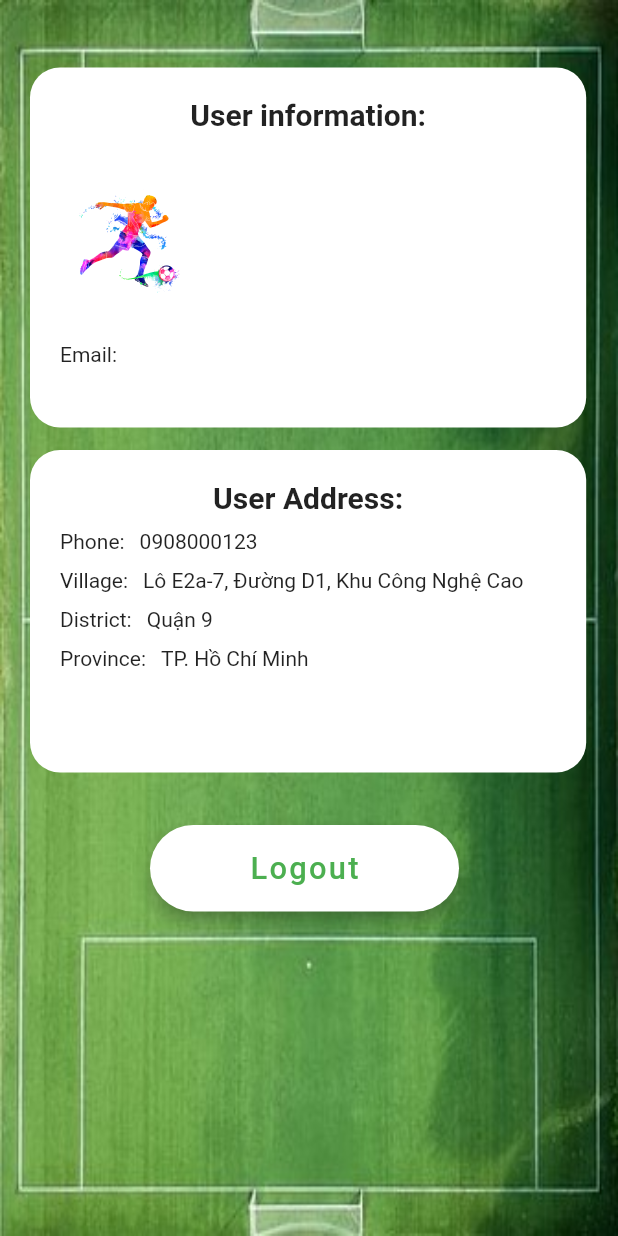
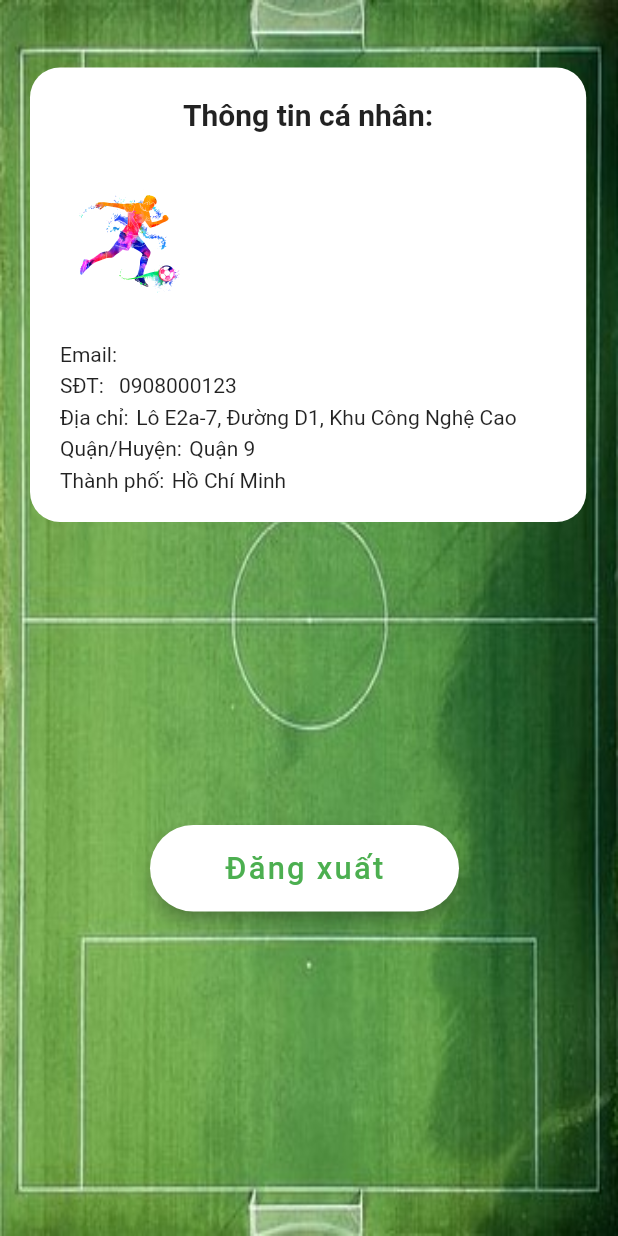
Before and after one commit to tult1803/HCI, a Flutter app: the ProfilePage widget shown alone on an empty page, opened directly, on a phone screen of 412 x 824 dp. Run offline on Flutter 3.47's test engine with Material 2 defaults, Android fonts, the phone set to English and light mode, and no system bars; our stand-ins replace curved_navigation_bar, email_validator, firebase_auth, firebase_core, flutter_datetime_picker, font_awesome_flutter and 4 more; accounts and stored records are empty.

Commit message:
Fix layout ProfilePage

```diff
--- a/football_manager/lib/view/profile.dart
+++ b/football_manager/lib/view/profile.dart
@@ -1,6 +1,7 @@
 import 'package:flutter/cupertino.dart';
 import 'package:flutter/material.dart';
 import 'package:football_manager/url/url.dart';
+import 'package:google_fonts/google_fonts.dart';
 import 'package:google_sign_in/google_sign_in.dart';
 import 'package:shared_preferences/shared_preferences.dart';
 
@@ -18,7 +19,7 @@ class _ProfilePageState extends State<ProfilePage> {
       top: 25,
       child: Container(
         margin: const EdgeInsets.all(20),
-        height: 240,
+        // height: 240,
         width: MediaQuery.of(context).size.width * 0.90,
         decoration: BoxDecoration(
           color: Colors.white,
@@ -29,7 +30,7 @@ class _ProfilePageState extends State<ProfilePage> {
           child: Column(
             crossAxisAlignment: CrossAxisAlignment.center,
             children: <Widget>[
-              Text("User information:",
+              Text("Thông tin cá nhân:",
                   style: TextStyle(fontWeight: FontWeight.bold, fontSize: 20)),
               SizedBox(
                 height: 20,
@@ -42,7 +43,7 @@ class _ProfilePageState extends State<ProfilePage> {
                     backgroundColor: Colors.white,
                     child: Image.asset('images/logo.png'),
                   ),
-                  Expanded(child: Center(child: Text("$displayName",overflow: TextOverflow.clip,))),
+                  Expanded(child: Center(child: Text("$displayName", style: GoogleFonts.happyMonkey(),overflow: TextOverflow.clip,))),
                   SizedBox(
                     width: 20,
                   ),
@@ -56,9 +57,62 @@ class _ProfilePageState extends State<ProfilePage> {
                 children: <Widget>[
                   Text("Email:"),
                   SizedBox(
-                    width: 20,
+                    width: 5,
                   ),
                   Expanded(child: Text("$email", overflow: TextOverflow.fade,))
+                ],
+              ),
+
+              SizedBox(
+                height: 5,
+              ),
+              Row(
+                crossAxisAlignment: CrossAxisAlignment.start,
+                children: <Widget>[
+                  Text("SĐT:"),
+                  SizedBox(
+                    width: 10,
+                  ),
+                  Expanded(child: Text("0908000123", overflow: TextOverflow.fade,)),
+                ],
+              ),
+              SizedBox(
+                height: 5,
+              ),
+              Row(
+                crossAxisAlignment: CrossAxisAlignment.start,
+                children: <Widget>[
+                  Text("Địa chỉ:"),
+                  SizedBox(
+                    width: 5,
+                  ),
+                  Expanded(child: Text("Lô E2a-7, Đường D1, Khu Công Nghệ Cao", overflow: TextOverflow.fade,)),
+                ],
+              ),
+              SizedBox(
+                height: 5,
+              ),
+              Row(
+                crossAxisAlignment: CrossAxisAlignment.start,
+                children: <Widget>[
+                  Text("Quận/Huyện:"),
+                  SizedBox(
+                    width: 5,
+                  ),
+                  Text("Quận 9"),
+                ],
+              ),
+              SizedBox(
+                height: 5,
+              ),
+              Row(
+                crossAxisAlignment: CrossAxisAlignment.start,
+                children: <Widget>[
+                  Text("Thành phố:"),
+                  SizedBox(
+                    width: 5,
+                  ),
+                  Text("Hồ Chí Minh"),
                 ],
               ),
             ],
@@ -83,7 +137,7 @@ class _ProfilePageState extends State<ProfilePage> {
             crossAxisAlignment: CrossAxisAlignment.center,
             children: <Widget>[
               Text(
-                "User Address:",
+                "Địa chỉ cá nhân :",
                 style: TextStyle(fontWeight: FontWeight.bold, fontSize: 20),
               ),
               SizedBox(
@@ -92,7 +146,7 @@ class _ProfilePageState extends State<ProfilePage> {
               Row(
                 crossAxisAlignment: CrossAxisAlignment.start,
                 children: <Widget>[
-                  Text("Phone:"),
+                  Text("SĐT:"),
                   SizedBox(
                     width: 10,
                   ),
@@ -105,9 +159,9 @@ class _ProfilePageState extends State<ProfilePage> {
               Row(
                 crossAxisAlignment: CrossAxisAlignment.start,
                 children: <Widget>[
-                  Text("Village:"),
+                  Text("Địa chỉ:"),
                   SizedBox(
-                    width: 10,
+                    width: 5,
                   ),
                   Expanded(child: Text("Lô E2a-7, Đường D1, Khu Công Nghệ Cao", overflow: TextOverflow.fade,)),
                 ],
@@ -118,9 +172,9 @@ class _ProfilePageState extends State<ProfilePage> {
               Row(
                 crossAxisAlignment: CrossAxisAlignment.start,
                 children: <Widget>[
-                  Text("District:"),
+                  Text("Quận:"),
                   SizedBox(
-                    width: 10,
+                    width: 5,
                   ),
                   Text("Quận 9"),
                 ],
@@ -131,11 +185,11 @@ class _ProfilePageState extends State<ProfilePage> {
               Row(
                 crossAxisAlignment: CrossAxisAlignment.start,
                 children: <Widget>[
-                  Text("Province:"),
+                  Text("Thành phố:"),
                   SizedBox(
-                    width: 10,
+                    width: 5,
                   ),
-                  Text("TP. Hồ Chí Minh"),
+                  Text("Hồ Chí Minh"),
                 ],
               ),
             ],
@@ -170,7 +224,7 @@ class _ProfilePageState extends State<ProfilePage> {
                   Navigator.of(context).pushAndRemoveUntil(MaterialPageRoute(builder: (context) => LoginPage()), (route) => false);
                 },
                 child: Text(
-                  "Logout",
+                  "Đăng xuất",
                   style: TextStyle(
                     color: Colors.green,
                     letterSpacing: 1.5,
@@ -216,7 +270,7 @@ class _ProfilePageState extends State<ProfilePage> {
               width: MediaQuery.of(context).size.width,
             ),
             _getInfo(),
-            _userAdress(),
+            // _userAdress(),
             _btnLogout(),
           ],
         ),
```
